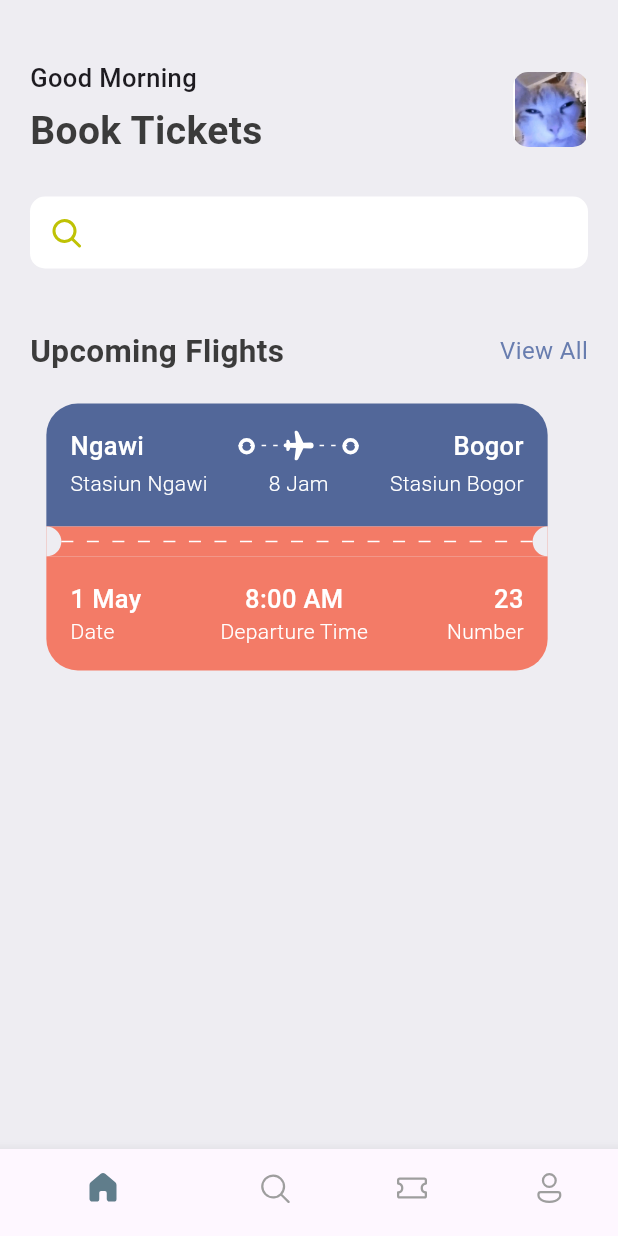
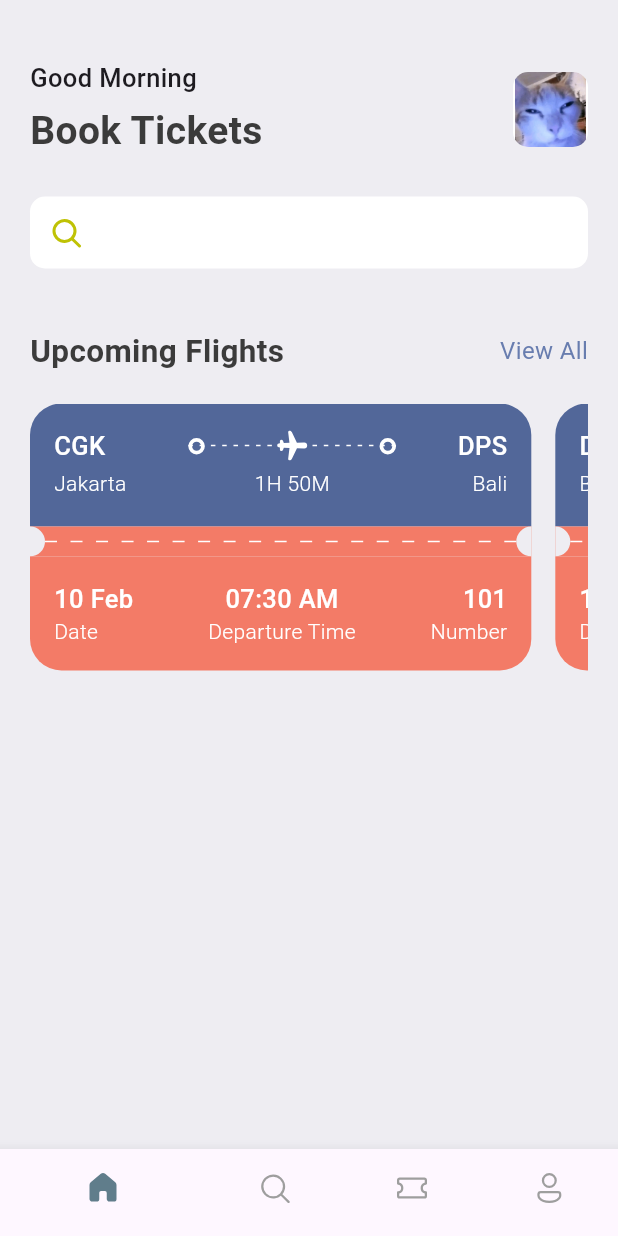
Before and after one commit to DerylFeyza/ticket_app, a Flutter app: the screen it shows after launch, on a phone screen of 412 x 824 dp. Run offline on Flutter 3.47's test engine with Material 3 defaults, Android fonts, the phone set to English and light mode, and no system bars; our stand-ins replace fluentui_icons.

Commit message:
feat: dynamic ticket data based on json

```diff
--- a/lib/pages/home_screen.dart
+++ b/lib/pages/home_screen.dart
@@ -1,5 +1,6 @@
 import 'package:fluentui_icons/fluentui_icons.dart';
 import 'package:flutter/material.dart';
+import 'package:ticket_app/res/data/json_data.dart';
 import 'package:ticket_app/res/media.dart';
 import 'package:ticket_app/res/styles/app_styles.dart';
 import 'package:ticket_app/widgets/app_subheader.dart';
@@ -71,7 +72,14 @@ class HomeScreen extends StatelessWidget {
                   SizedBox(
                     height: 20,
                   ),
-                  TicketCard()
+                  SingleChildScrollView(
+                      scrollDirection: Axis.horizontal,
+                      child: Row(
+                          children: ticketList
+                              .map((ticket) => TicketCard(
+                                    ticket: ticket,
+                                  ))
+                              .toList()))
                 ],
               )),
         ],
--- /dev/null
+++ b/lib/res/data/json_data.dart
@@ -0,0 +1,162 @@
+List<Map<String, dynamic>> ticketList = [
+  {
+    'from': {'code': 'CGK', 'name': 'Jakarta'},
+    'to': {'code': 'DPS', 'name': 'Bali'},
+    'flying_time': '1H 50M',
+    'date': '10 Feb',
+    'departure_time': '07:30 AM',
+    'number': '101'
+  },
+  {
+    'from': {'code': 'DPS', 'name': 'Bali'},
+    'to': {'code': 'SUB', 'name': 'Surabaya'},
+    'flying_time': '1H 5M',
+    'date': '12 Feb',
+    'departure_time': '09:45 AM',
+    'number': '102'
+  },
+  {
+    'from': {'code': 'SUB', 'name': 'Surabaya'},
+    'to': {'code': 'UPG', 'name': 'Makassar'},
+    'flying_time': '2H 15M',
+    'date': '15 Feb',
+    'departure_time': '11:00 AM',
+    'number': '103'
+  },
+  {
+    'from': {'code': 'UPG', 'name': 'Makassar'},
+    'to': {'code': 'PKU', 'name': 'Pekanbaru'},
+    'flying_time': '2H 35M',
+    'date': '18 Feb',
+    'departure_time': '02:15 PM',
+    'number': '104'
+  },
+  {
+    'from': {'code': 'PKU', 'name': 'Pekanbaru'},
+    'to': {'code': 'PLM', 'name': 'Palembang'},
+    'flying_time': '1H 20M',
+    'date': '21 Feb',
+    'departure_time': '04:50 PM',
+    'number': '105'
+  },
+  {
+    'from': {'code': 'PLM', 'name': 'Palembang'},
+    'to': {'code': 'PDG', 'name': 'Padang'},
+    'flying_time': '1H 10M',
+    'date': '24 Feb',
+    'departure_time': '06:10 AM',
+    'number': '106'
+  },
+  {
+    'from': {'code': 'PDG', 'name': 'Padang'},
+    'to': {'code': 'SRG', 'name': 'Semarang'},
+    'flying_time': '1H 40M',
+    'date': '27 Feb',
+    'departure_time': '08:30 AM',
+    'number': '107'
+  },
+  {
+    'from': {'code': 'SRG', 'name': 'Semarang'},
+    'to': {'code': 'YIA', 'name': 'Yogyakarta'},
+    'flying_time': '45M',
+    'date': '2 Mar',
+    'departure_time': '10:00 AM',
+    'number': '108'
+  },
+  {
+    'from': {'code': 'YIA', 'name': 'Yogyakarta'},
+    'to': {'code': 'BPN', 'name': 'Balikpapan'},
+    'flying_time': '2H 5M',
+    'date': '5 Mar',
+    'departure_time': '12:15 PM',
+    'number': '109'
+  },
+  {
+    'from': {'code': 'BPN', 'name': 'Balikpapan'},
+    'to': {'code': 'LOP', 'name': 'Lombok'},
+    'flying_time': '2H 10M',
+    'date': '8 Mar',
+    'departure_time': '03:30 PM',
+    'number': '110'
+  },
+  {
+    'from': {'code': 'LOP', 'name': 'Lombok'},
+    'to': {'code': 'BTJ', 'name': 'Banda Aceh'},
+    'flying_time': '3H 45M',
+    'date': '11 Mar',
+    'departure_time': '06:20 AM',
+    'number': '111'
+  },
+  {
+    'from': {'code': 'BTJ', 'name': 'Banda Aceh'},
+    'to': {'code': 'SOC', 'name': 'Solo'},
+    'flying_time': '2H 55M',
+    'date': '14 Mar',
+    'departure_time': '09:00 AM',
+    'number': '112'
+  },
+  {
+    'from': {'code': 'SOC', 'name': 'Solo'},
+    'to': {'code': 'PNK', 'name': 'Pontianak'},
+    'flying_time': '2H 20M',
+    'date': '17 Mar',
+    'departure_time': '11:30 AM',
+    'number': '113'
+  },
+  {
+    'from': {'code': 'PNK', 'name': 'Pontianak'},
+    'to': {'code': 'AMI', 'name': 'Mataram'},
+    'flying_time': '3H 10M',
+    'date': '20 Mar',
+    'departure_time': '02:45 PM',
+    'number': '114'
+  },
+  {
+    'from': {'code': 'AMI', 'name': 'Mataram'},
+    'to': {'code': 'GTO', 'name': 'Gorontalo'},
+    'flying_time': '3H 30M',
+    'date': '23 Mar',
+    'departure_time': '05:15 PM',
+    'number': '115'
+  },
+  {
+    'from': {'code': 'GTO', 'name': 'Gorontalo'},
+    'to': {'code': 'TTE', 'name': 'Ternate'},
+    'flying_time': '1H 15M',
+    'date': '26 Mar',
+    'departure_time': '07:50 AM',
+    'number': '116'
+  },
+  {
+    'from': {'code': 'TTE', 'name': 'Ternate'},
+    'to': {'code': 'LUW', 'name': 'Luwuk'},
+    'flying_time': '1H 40M',
+    'date': '29 Mar',
+    'departure_time': '10:10 AM',
+    'number': '117'
+  },
+  {
+    'from': {'code': 'LUW', 'name': 'Luwuk'},
+    'to': {'code': 'MDC', 'name': 'Manado'},
+    'flying_time': '1H 20M',
+    'date': '1 Apr',
+    'departure_time': '12:30 PM',
+    'number': '118'
+  },
+  {
+    'from': {'code': 'MDC', 'name': 'Manado'},
+    'to': {'code': 'JOG', 'name': 'Yogyakarta'},
+    'flying_time': '2H 40M',
+    'date': '4 Apr',
+    'departure_time': '03:45 PM',
+    'number': '119'
+  },
+  {
+    'from': {'code': 'JOG', 'name': 'Yogyakarta'},
+    'to': {'code': 'CGK', 'name': 'Jakarta'},
+    'flying_time': '1H 10M',
+    'date': '7 Apr',
+    'departure_time': '06:00 PM',
+    'number': '120'
+  }
+];
--- a/lib/widgets/ticket_card.dart
+++ b/lib/widgets/ticket_card.dart
@@ -6,7 +6,8 @@ import 'package:ticket_app/widgets/icons/dot_icon.dart';
 import 'package:ticket_app/widgets/text_style_ticket.dart';
 
 class TicketCard extends StatelessWidget {
-  const TicketCard({super.key});
+  final Map<String, dynamic> ticket;
+  const TicketCard({super.key, required this.ticket});
 
   @override
   Widget build(BuildContext context) {
@@ -33,18 +34,18 @@ class TicketCard extends StatelessWidget {
                         crossAxisAlignment: CrossAxisAlignment.start,
                         children: [
                           TextStyleTicket(
-                              text: "Ngawi",
+                              text: ticket['from']['code'],
                               textStyle: AppStyles.headlineStyle3),
                           SizedBox(
                             height: 3,
                           ),
                           TextStyleTicket(
-                            text: "Stasiun Ngawi",
+                            text: ticket['from']['name'],
                           ),
                         ],
                       ),
                       SizedBox(
-                        width: screen.width * 0.05,
+                        width: screen.width * 0.1,
                       ),
                       Expanded(
                         child: Column(
@@ -79,26 +80,26 @@ class TicketCard extends StatelessWidget {
                               height: 3,
                             ),
                             TextStyleTicket(
-                              text: "8 Jam",
+                              text: ticket['flying_time'],
                             ),
                           ],
                         ),
                       ),
                       SizedBox(
-                        width: screen.width * 0.05,
+                        width: screen.width * 0.1,
                       ),
                       Column(
                         crossAxisAlignment: CrossAxisAlignment.end,
                         children: [
                           TextStyleTicket(
                               align: TextAlign.end,
-                              text: "Bogor",
+                              text: ticket['to']['code'],
                               textStyle: AppStyles.headlineStyle3),
                           SizedBox(
                             height: 3,
                           ),
                           TextStyleTicket(
-                            text: "Stasiun Bogor",
+                            text: ticket['to']['name'],
                             align: TextAlign.end,
                           ),
                         ],
@@ -158,7 +159,8 @@ class TicketCard extends StatelessWidget {
                     crossAxisAlignment: CrossAxisAlignment.start,
                     children: [
                       TextStyleTicket(
-                          text: "1 May", textStyle: AppStyles.headlineStyle3),
+                          text: ticket['date'],
+                          textStyle: AppStyles.headlineStyle3),
                       TextStyleTicket(
                           text: "Date", textStyle: AppStyles.headlineStyle4),
                     ],
@@ -167,7 +169,8 @@ class TicketCard extends StatelessWidget {
                     crossAxisAlignment: CrossAxisAlignment.center,
                     children: [
                       TextStyleTicket(
-                          text: "8:00 AM", textStyle: AppStyles.headlineStyle3),
+                          text: ticket['departure_time'],
+                          textStyle: AppStyles.headlineStyle3),
                       TextStyleTicket(
                           text: "Departure Time",
                           textStyle: AppStyles.headlineStyle4),
@@ -177,7 +180,8 @@ class TicketCard extends StatelessWidget {
                     crossAxisAlignment: CrossAxisAlignment.end,
                     children: [
                       TextStyleTicket(
-                          text: "23", textStyle: AppStyles.headlineStyle3),
+                          text: ticket['number'],
+                          textStyle: AppStyles.headlineStyle3),
                       TextStyleTicket(
                           text: "Number", textStyle: AppStyles.headlineStyle4),
                     ],
```
